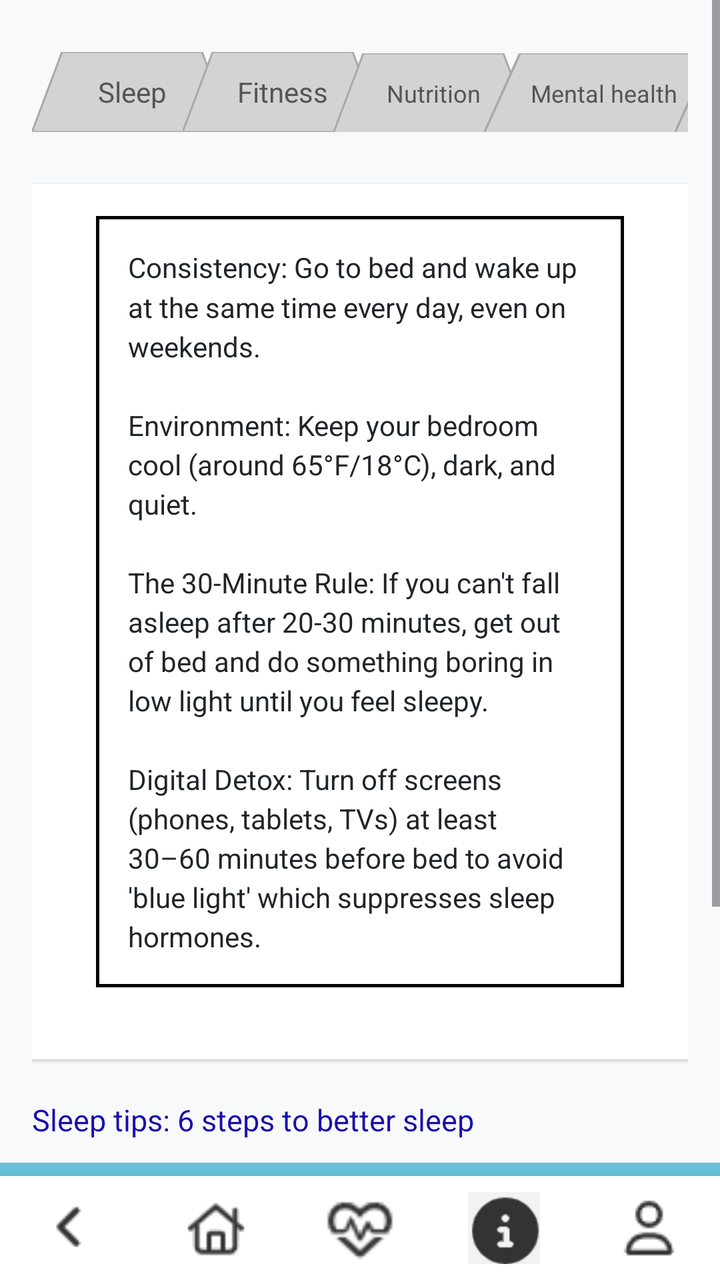
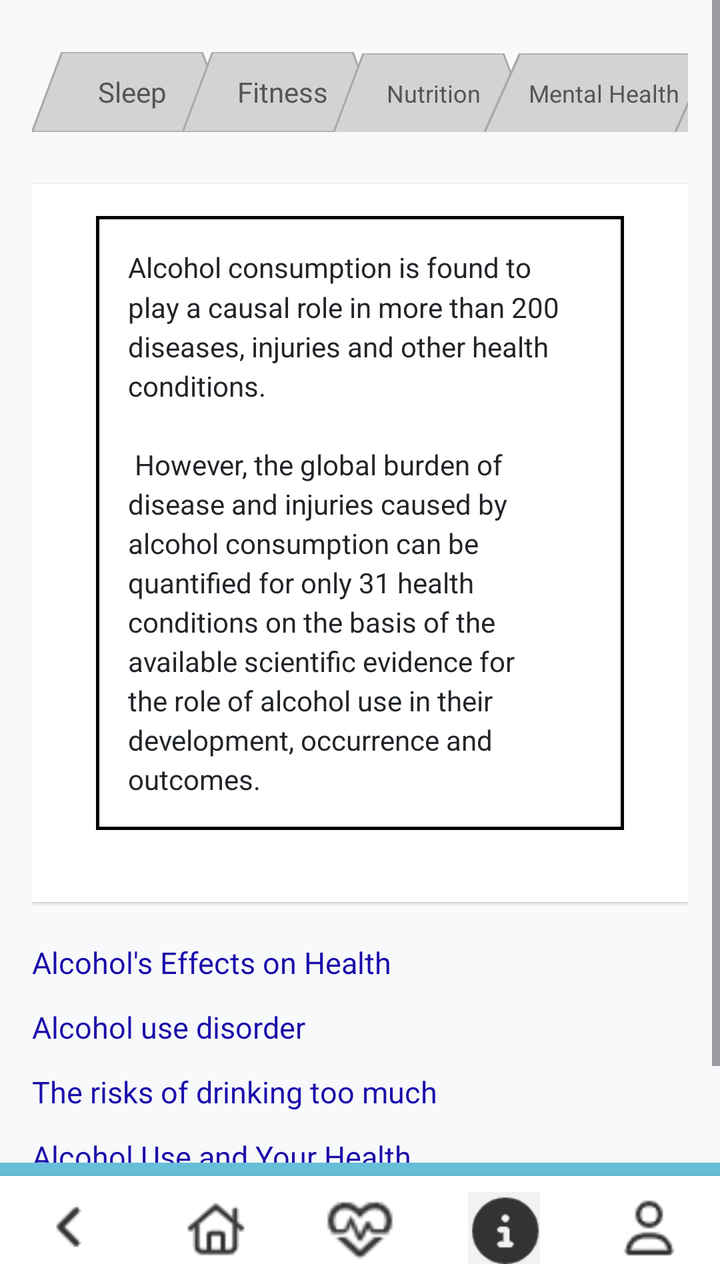

Before-and-after screenshots of an Android layout around one commit, followed by the original layout XML and the change that was made.
<!-- AndroidManifest.xml: application theme Theme.MAG01Y26 -->
<!-- res/layout/activity_alcohol_info.xml -->
<?xml version="1.0" encoding="utf-8"?>
<RelativeLayout xmlns:android="http://schemas.android.com/apk/res/android"
    xmlns:app="http://schemas.android.com/apk/res-auto"
    android:layout_width="match_parent"
    android:layout_height="match_parent"
    android:background="#F8F9FA"
    android:fitsSystemWindows="true">

    <ScrollView
        android:layout_width="match_parent"
        android:layout_height="match_parent"
        android:layout_above="@id/bottomNavigationBar"
        android:fillViewport="true">

        <LinearLayout
            android:layout_width="match_parent"
            android:layout_height="wrap_content"
            android:orientation="vertical"
            android:padding="16dp">

            <HorizontalScrollView
                android:layout_width="match_parent"
                android:layout_height="wrap_content"
                android:scrollbars="none"
                android:layout_marginBottom="16dp">

                <LinearLayout
                    android:layout_width="match_parent"
                    android:layout_height="wrap_content"
                    android:orientation="horizontal"
                    android:gravity="center_horizontal"
                    android:paddingTop="10dp"
                    android:paddingBottom="10dp">


                    <TextView
                        android:id="@+id/btn_sleep"
                        android:layout_width="100dp"
                        android:layout_height="40dp"
                        android:text="Sleep"
                        android:textColor="#555555"
                        android:gravity="center"
                        android:background="@drawable/tab_gray" />


                    <TextView
                        android:id="@+id/btn_fitness"
                        android:layout_width="100dp"
                        android:layout_height="40dp"
                        android:layout_marginLeft="-25dp"
                        android:text="Fitness"
                        android:textColor="#555555"
                        android:gravity="center"
                        android:background="@drawable/tab_gray" />


                    <TextView
                        android:id="@+id/btn_nutrition"
                        android:layout_width="100dp"
                        android:layout_height="40dp"
                        android:layout_marginLeft="-25dp"
                        android:text="Nutrition"
                        android:textColor="#555555"
                        android:gravity="center"
                        android:textSize="12sp"
                        android:background="@drawable/tab_gray" />


                    <TextView
                        android:id="@+id/btn_mental_health"
                        android:layout_width="120dp"
                        android:layout_height="40dp"
                        android:layout_marginLeft="-25dp"
                        android:text="Mental health"
                        android:textColor="#555555"
                        android:gravity="center"
                        android:textSize="12sp"
                        android:background="@drawable/tab_gray" />


                    <TextView
                        android:id="@+id/btn_smoking"
                        android:layout_width="120dp"
                        android:layout_height="40dp"
                        android:layout_marginLeft="-25dp"
                        android:text="Smoking"
                        android:textColor="#555555"
                        android:gravity="center"
                        android:textSize="12sp"
                        android:background="@drawable/tab_gray" />


                    <TextView
                        android:id="@+id/btn_alcohol"
                        android:layout_width="120dp"
                        android:layout_height="40dp"
                        android:layout_marginLeft="-25dp"
                        android:text="Alcohol"
                        android:textColor="#212529"
                        android:textStyle="bold"
                        android:gravity="center"
                        android:background="@drawable/tab_style_selected" />

                </LinearLayout>
            </HorizontalScrollView>


            <LinearLayout
                android:layout_width="match_parent"
                android:layout_height="wrap_content"
                android:orientation="vertical"
                android:background="@android:color/white"
                android:padding="16dp"
                android:elevation="1dp"
                android:layout_marginBottom="20dp">

                <com.google.android.material.card.MaterialCardView
                    android:layout_width="match_parent"
                    android:layout_height="wrap_content"
                    android:layout_marginLeft="16dp"
                    android:layout_marginRight="16dp"
                    android:layout_marginBottom="20dp"
                    app:cardBackgroundColor="@android:color/white"
                    app:cardCornerRadius="0dp"
                    app:cardElevation="0dp"
                    app:strokeColor="@android:color/black"
                    app:strokeWidth="1.5dp">

                    <TextView
                        android:layout_width="match_parent"
                        android:layout_height="wrap_content"
                        android:text="Consistency: Go to bed and wake up at the same time every day, even on weekends.\n\nEnvironment: Keep your bedroom cool (around 65°F/18°C), dark, and quiet.\n\nThe 30-Minute Rule: If you can't fall asleep after 20-30 minutes, get out of bed and do something boring in low light until you feel sleepy.\n\nDigital Detox: Turn off screens (phones, tablets, TVs) at least 30–60 minutes before bed to avoid 'blue light' which suppresses sleep hormones."
                        android:textColor="#212529"
                        android:textSize="14sp"
                        android:lineSpacingMultiplier="1.2"
                        android:padding="16dp" />

                </com.google.android.material.card.MaterialCardView>
            </LinearLayout>


            <TextView
                android:id="@+id/link1"
                android:layout_width="match_parent"
                android:layout_height="wrap_content"
                android:text="Sleep tips: 6 steps to better sleep"
                android:textColor="#1A0DAB"
                android:textSize="15sp"
                android:autoLink="all"
                android:layout_marginBottom="12dp" />

            <TextView
                android:id="@+id/link2"
                android:layout_width="match_parent"
                android:layout_height="wrap_content"
                android:text="Mastering Sleep Hygiene: Your Path to Quality Sleep"
                android:textColor="#1A0DAB"
                android:textSize="15sp"
                android:layout_marginBottom="12dp" />

            <TextView
                android:id="@+id/link3"
                android:layout_width="match_parent"
                android:layout_height="wrap_content"
                android:text="Fall asleep faster and sleep better"
                android:textColor="#1A0DAB"
                android:textSize="15sp"
                android:layout_marginBottom="12dp" />

            <TextView
                android:id="@+id/link4"
                android:layout_width="match_parent"
                android:layout_height="wrap_content"
                android:text="20 Tips for Better Sleep When You Have Insomnia"
                android:textColor="#1A0DAB"
                android:textSize="15sp"
                android:layout_marginBottom="12dp" />

            <TextView
                android:id="@+id/link5"
                android:layout_width="match_parent"
                android:layout_height="wrap_content"
                android:text="The Harvard Sleep Trick"
                android:textColor="#1A0DAB"
                android:textSize="15sp"
                android:layout_marginBottom="12dp" />

        </LinearLayout>
    </ScrollView>
    <include layout="@layout/layout_blue_divider" />

    <LinearLayout
        android:id="@+id/bottomNavigationBar"
        android:layout_width="match_parent"
        android:layout_height="wrap_content"
        android:layout_alignParentBottom="true"
        android:orientation="horizontal"
        android:background="#FFFFFF"
        android:paddingTop="8dp"
        android:paddingBottom="8dp"
        android:elevation="8dp"
        android:weightSum="5">

        <ImageView
            android:id="@+id/btnBack"
            android:layout_width="0dp"
            android:layout_height="36dp"
            android:layout_weight="1"
            android:src="@drawable/ic_back"
            android:contentDescription="Back" />

        <ImageView
            android:id="@+id/btnHome"
            android:layout_width="0dp"
            android:layout_height="36dp"
            android:layout_weight="1"
            android:src="@drawable/ic_home"
            android:contentDescription="Home" />

        <ImageView
            android:id="@+id/btnHeart"
            android:layout_width="0dp"
            android:layout_height="36dp"
            android:layout_weight="1"
            android:src="@drawable/ic_simulation"
            android:contentDescription="Simulation" />

        <ImageView
            android:id="@+id/btnInfo"
            android:layout_width="0dp"
            android:layout_height="36dp"
            android:layout_weight="1"
            android:src="@drawable/ic_info_selected"
            android:contentDescription="Info" />

        <ImageView
            android:id="@+id/btnProfile"
            android:layout_width="0dp"
            android:layout_height="36dp"
            android:layout_weight="1"
            android:src="@drawable/ic_profile"
            android:contentDescription="Profile" />
    </LinearLayout>

</RelativeLayout>
<!-- res/layout/layout_blue_divider.xml (included above) -->
<?xml version="1.0" encoding="utf-8"?>
<View xmlns:android="http://schemas.android.com/apk/res/android"
    android:layout_width="match_parent"
    android:layout_height="20px"
    android:background="#67bed9"
    android:layout_above="@id/bottomNavigationBar" />
<!-- resources referenced by this layout -->
<resources>
  <!-- drawable ic_back: png bitmap (drawable, 230 bytes) -->
  <!-- drawable ic_home: png bitmap (drawable, 536 bytes) -->
  <!-- drawable ic_info_selected: png bitmap (drawable, 826 bytes) -->
  <!-- drawable ic_profile: png bitmap (drawable, 459 bytes) -->
  <!-- drawable ic_simulation: png bitmap (drawable, 723 bytes) -->
  <!-- drawable tab_gray (drawable) -->
  <?xml version="1.0" encoding="utf-8"?>
  <vector xmlns:android="http://schemas.android.com/apk/res/android"
      android:width="100dp"
      android:height="40dp"
      android:viewportWidth="100"
      android:viewportHeight="40">
  
      <path
          android:fillColor="#D3D3D3"
          android:strokeColor="#A9A9A9"
          android:strokeWidth="1"
          android:pathData="M 0,40 L 15,0 L 85,0 L 100,40 Z" />
  </vector>
  <!-- drawable tab_style_selected (drawable) -->
  <?xml version="1.0" encoding="utf-8"?>
  <vector xmlns:android="http://schemas.android.com/apk/res/android"
      android:width="100dp"
      android:height="40dp"
      android:viewportWidth="100"
      android:viewportHeight="40">
      <path
          android:fillColor="#67bed9"
          android:strokeColor="#A9A9A9"
          android:strokeWidth="1"
          android:pathData="M 0,40 L 15,0 L 85,0 L 100,40 Z" />
  </vector>
  <style name="Theme.MAG01Y26" parent="Base.Theme.MAG01Y26" />
  <style name="Base.Theme.MAG01Y26" parent="Theme.Material3.DayNight.NoActionBar">
          
          
      </style>
</resources>

<!-- the commit's change to res/layout/activity_alcohol_info.xml (unified diff, before → after) -->
@@ -4,7 +4,8 @@
     android:layout_width="match_parent"
     android:layout_height="match_parent"
     android:background="#F8F9FA"
-    android:fitsSystemWindows="true">
+    android:fitsSystemWindows="true"
+    android:id="@+id/alcohol_infoXML">
 
     <ScrollView
         android:layout_width="match_parent"
@@ -37,7 +38,7 @@
                         android:id="@+id/btn_sleep"
                         android:layout_width="100dp"
                         android:layout_height="40dp"
-                        android:text="Sleep"
+                        android:text="@string/Sleep"
                         android:textColor="#555555"
                         android:gravity="center"
                         android:background="@drawable/tab_gray" />
@@ -48,7 +49,7 @@
                         android:layout_width="100dp"
                         android:layout_height="40dp"
                         android:layout_marginLeft="-25dp"
-                        android:text="Fitness"
+                        android:text="@string/Fitness"
                         android:textColor="#555555"
                         android:gravity="center"
                         android:background="@drawable/tab_gray" />
@@ -59,7 +60,7 @@
                         android:layout_width="100dp"
                         android:layout_height="40dp"
                         android:layout_marginLeft="-25dp"
-                        android:text="Nutrition"
+                        android:text="@string/Nutrition"
                         android:textColor="#555555"
                         android:gravity="center"
                         android:textSize="12sp"
@@ -71,7 +72,7 @@
                         android:layout_width="120dp"
                         android:layout_height="40dp"
                         android:layout_marginLeft="-25dp"
-                        android:text="Mental health"
+                        android:text="@string/Mental_Health"
                         android:textColor="#555555"
                         android:gravity="center"
                         android:textSize="12sp"
@@ -83,7 +84,7 @@
                         android:layout_width="120dp"
                         android:layout_height="40dp"
                         android:layout_marginLeft="-25dp"
-                        android:text="Smoking"
+                        android:text="@string/Smoking_tab"
                         android:textColor="#555555"
                         android:gravity="center"
                         android:textSize="12sp"
@@ -95,7 +96,7 @@
                         android:layout_width="120dp"
                         android:layout_height="40dp"
                         android:layout_marginLeft="-25dp"
-                        android:text="Alcohol"
+                        android:text="@string/Alcohol"
                         android:textColor="#212529"
                         android:textStyle="bold"
                         android:gravity="center"
@@ -129,11 +130,11 @@
                     <TextView
                         android:layout_width="match_parent"
                         android:layout_height="wrap_content"
-                        android:text="Consistency: Go to bed and wake up at the same time every day, even on weekends.\n\nEnvironment: Keep your bedroom cool (around 65°F/18°C), dark, and quiet.\n\nThe 30-Minute Rule: If you can't fall asleep after 20-30 minutes, get out of bed and do something boring in low light until you feel sleepy.\n\nDigital Detox: Turn off screens (phones, tablets, TVs) at least 30–60 minutes before bed to avoid 'blue light' which suppresses sleep hormones."
+                        android:lineSpacingMultiplier="1.2"
+                        android:padding="16dp"
+                        android:text="@string/Alcohol_Info"
                         android:textColor="#212529"
-                        android:textSize="14sp"
-                        android:lineSpacingMultiplier="1.2"
-                        android:padding="16dp" />
+                        android:textSize="14sp" />
 
                 </com.google.android.material.card.MaterialCardView>
             </LinearLayout>
@@ -143,7 +144,7 @@
                 android:id="@+id/link1"
                 android:layout_width="match_parent"
                 android:layout_height="wrap_content"
-                android:text="Sleep tips: 6 steps to better sleep"
+                android:text="Alcohol's Effects on Health"
                 android:textColor="#1A0DAB"
                 android:textSize="15sp"
                 android:autoLink="all"
@@ -153,7 +154,7 @@
                 android:id="@+id/link2"
                 android:layout_width="match_parent"
                 android:layout_height="wrap_content"
-                android:text="Mastering Sleep Hygiene: Your Path to Quality Sleep"
+                android:text="Alcohol use disorder"
                 android:textColor="#1A0DAB"
                 android:textSize="15sp"
                 android:layout_marginBottom="12dp" />
@@ -162,7 +163,7 @@
                 android:id="@+id/link3"
                 android:layout_width="match_parent"
                 android:layout_height="wrap_content"
-                android:text="Fall asleep faster and sleep better"
+                android:text="The risks of drinking too much"
                 android:textColor="#1A0DAB"
                 android:textSize="15sp"
                 android:layout_marginBottom="12dp" />
@@ -171,7 +172,7 @@
                 android:id="@+id/link4"
                 android:layout_width="match_parent"
                 android:layout_height="wrap_content"
-                android:text="20 Tips for Better Sleep When You Have Insomnia"
+                android:text="Alcohol Use and Your Health"
                 android:textColor="#1A0DAB"
                 android:textSize="15sp"
                 android:layout_marginBottom="12dp" />
@@ -180,7 +181,7 @@
                 android:id="@+id/link5"
                 android:layout_width="match_parent"
                 android:layout_height="wrap_content"
-                android:text="The Harvard Sleep Trick"
+                android:text="How alcohol affects your body"
                 android:textColor="#1A0DAB"
                 android:textSize="15sp"
                 android:layout_marginBottom="12dp" />
<!-- resource entries referenced after the edit -->
@@ -32,6 +32,13 @@
           android:strokeWidth="1"
           android:pathData="M 0,40 L 15,0 L 85,0 L 100,40 Z" />
   </vector>
+  <string name="Alcohol">Alcohol</string>
+  <string name="Alcohol_Info">Alcohol consumption is found to play a causal role in more than 200 diseases, injuries and other health conditions.\n\n However, the global burden of disease and injuries caused by alcohol consumption can be quantified for only 31 health conditions on the basis of the available scientific evidence for the role of alcohol use in their development, occurrence and outcomes.</string>
+  <string name="Fitness">Fitness</string>
+  <string name="Mental_Health">Mental Health</string>
+  <string name="Nutrition">Nutrition</string>
+  <string name="Sleep">Sleep</string>
+  <string name="Smoking_tab">Smoking</string>
   <style name="Theme.MAG01Y26" parent="Base.Theme.MAG01Y26" />
   <style name="Base.Theme.MAG01Y26" parent="Theme.Material3.DayNight.NoActionBar">
           
